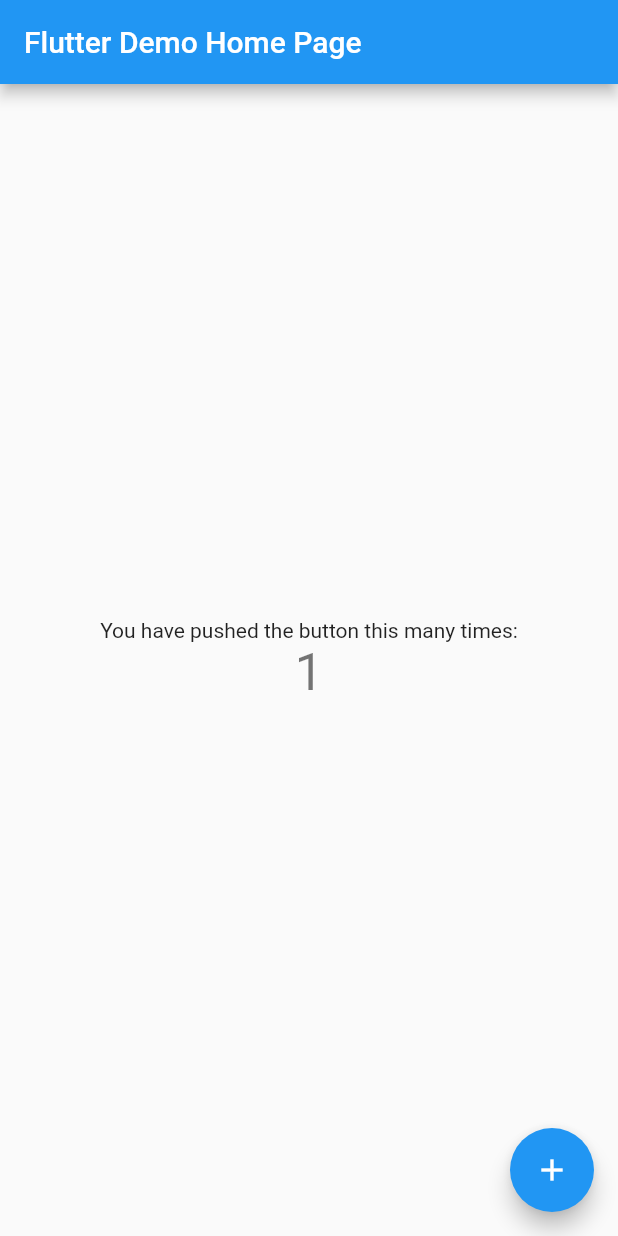
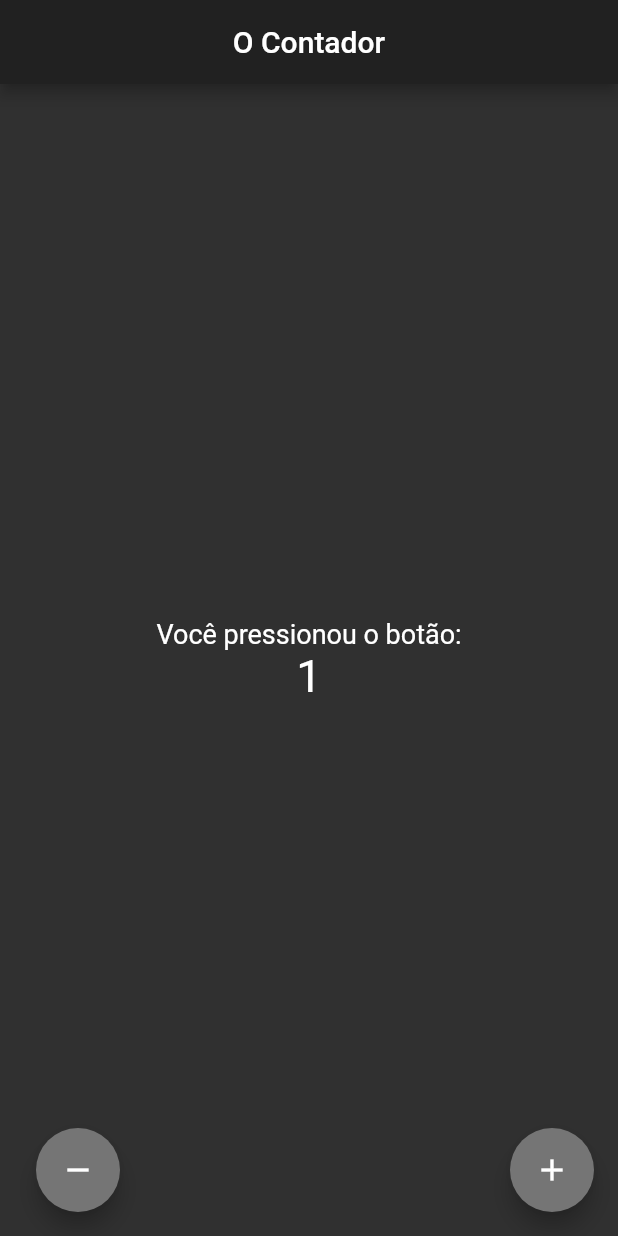
Before and after one commit to buxexalg/cubosacademy_flutter_firstmaterialapp, a Flutter app: the screen it shows after launch, after a tap on the "add" icon, on a phone screen of 412 x 824 dp. Run offline on Flutter 3.47's test engine with Material 2 defaults, Android fonts, the phone set to English and light mode, and no system bars.

Commit message:
feat: add main components

```diff
--- a/lib/main.dart
+++ b/lib/main.dart
@@ -1,113 +1,68 @@
+import 'package:flutter/cupertino.dart';
 import 'package:flutter/material.dart';
 
 void main() {
-  runApp(MyApp());
+  runApp(MaterialApp(
+    home: CountContainer(),
+  ));
 }
 
-class MyApp extends StatelessWidget {
-  // This widget is the root of your application.
+class CountContainer extends StatefulWidget {
   @override
-  Widget build(BuildContext context) {
-    return MaterialApp(
-      title: 'Flutter Demo',
-      theme: ThemeData(
-        // This is the theme of your application.
-        //
-        // Try running your application with "flutter run". You'll see the
-        // application has a blue toolbar. Then, without quitting the app, try
-        // changing the primarySwatch below to Colors.green and then invoke
-        // "hot reload" (press "r" in the console where you ran "flutter run",
-        // or simply save your changes to "hot reload" in a Flutter IDE).
-        // Notice that the counter didn't reset back to zero; the application
-        // is not restarted.
-        primarySwatch: Colors.blue,
-      ),
-      home: MyHomePage(title: 'Flutter Demo Home Page'),
-    );
-  }
+  _CountContainerState createState() => _CountContainerState();
 }
 
-class MyHomePage extends StatefulWidget {
-  MyHomePage({Key key, this.title}) : super(key: key);
-
-  // This widget is the home page of your application. It is stateful, meaning
-  // that it has a State object (defined below) that contains fields that affect
-  // how it looks.
-
-  // This class is the configuration for the state. It holds the values (in this
-  // case the title) provided by the parent (in this case the App widget) and
-  // used by the build method of the State. Fields in a Widget subclass are
-  // always marked "final".
-
-  final String title;
-
-  @override
-  _MyHomePageState createState() => _MyHomePageState();
-}
-
-class _MyHomePageState extends State<MyHomePage> {
-  int _counter = 0;
-
-  void _incrementCounter() {
-    setState(() {
-      // This call to setState tells the Flutter framework that something has
-      // changed in this State, which causes it to rerun the build method below
-      // so that the display can reflect the updated values. If we changed
-      // _counter without calling setState(), then the build method would not be
-      // called again, and so nothing would appear to happen.
-      _counter++;
-    });
-  }
+class _CountContainerState extends State<CountContainer> {
+  var resultado = 0;
 
   @override
   Widget build(BuildContext context) {
-    // This method is rerun every time setState is called, for instance as done
-    // by the _incrementCounter method above.
-    //
-    // The Flutter framework has been optimized to make rerunning build methods
-    // fast, so that you can just rebuild anything that needs updating rather
-    // than having to individually change instances of widgets.
     return Scaffold(
         appBar: AppBar(
-        // Here we take the value from the MyHomePage object that was created by
-        // the App.build method, and use it to set our appbar title.
-        title: Text(widget.title),
+          title: Center(child: Text("O Contador")),
+          backgroundColor: Colors.grey[900],
         ),
-      body: Center(
-        // Center is a layout widget. It takes a single child and positions it
-        // in the middle of the parent.
+        body: Container(
+          color: Colors.grey[850],
           child: Column(
-          // Column is also a layout widget. It takes a list of children and
-          // arranges them vertically. By default, it sizes itself to fit its
-          // children horizontally, and tries to be as tall as its parent.
-          //
-          // Invoke "debug painting" (press "p" in the console, choose the
-          // "Toggle Debug Paint" action from the Flutter Inspector in Android
-          // Studio, or the "Toggle Debug Paint" command in Visual Studio Code)
-          // to see the wireframe for each widget.
-          //
-          // Column has various properties to control how it sizes itself and
-          // how it positions its children. Here we use mainAxisAlignment to
-          // center the children vertically; the main axis here is the vertical
-          // axis because Columns are vertical (the cross axis would be
-          // horizontal).
             mainAxisAlignment: MainAxisAlignment.center,
-          children: <Widget>[
-            Text(
-              'You have pushed the button this many times:',
-            ),
-            Text(
-              '$_counter',
-              style: Theme.of(context).textTheme.headline4,
-            ),
+            children: [
+              Center(
+                  child: Text(
+                'Você pressionou o botão:',
+                style: TextStyle(fontSize: 18, color: Colors.white),
+              )),
+              Center(
+                  child: Text(
+                '$resultado',
+                style: TextStyle(fontSize: 30, color: Colors.white),
+              ))
             ],
           ),
         ),
-      floatingActionButton: FloatingActionButton(
-        onPressed: _incrementCounter,
-        tooltip: 'Increment',
-        child: Icon(Icons.add),
-      ), // This trailing comma makes auto-formatting nicer for build methods.
-    );
+        floatingActionButton:
+            Row(mainAxisAlignment: MainAxisAlignment.spaceBetween, children: [
+          Container(
+            margin: EdgeInsets.only(left: 40),
+            child: FloatingActionButton(
+                backgroundColor: Colors.grey[600],
+                onPressed: () {
+                  setState(() {
+                    if (resultado > 0) {
+                      resultado--;
+                    }
+                  });
+                },
+                child: Icon(Icons.remove)),
+          ),
+          FloatingActionButton(
+              backgroundColor: Colors.grey[600],
+              onPressed: () {
+                setState(() {
+                  resultado++;
+                });
+              },
+              child: Icon(Icons.add))
+        ]));
   }
 }
```
Lines whose indentation alone changed are shown as unchanged.
